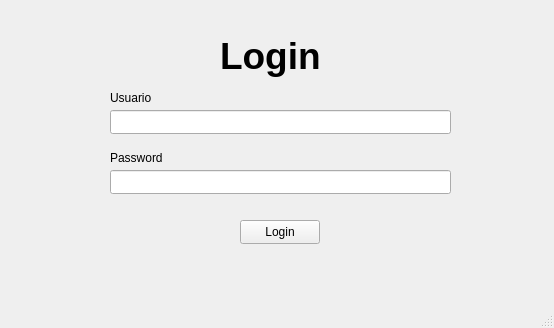
Before: the Qt Designer form Fase 2/proyecto2/mainwindow.ui in elsaminee/-EDD-Proyecto_202200198, drawn with Qt 5.
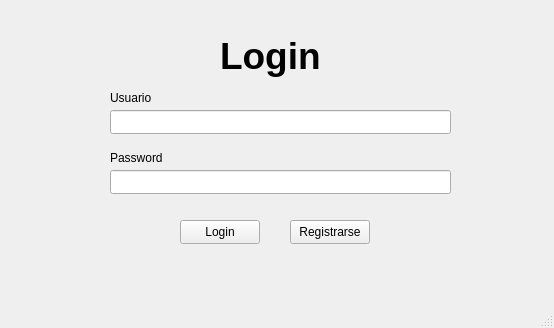
After: the same form once the commit is applied.

The edit to the form file:
```diff
--- a/Fase 2/proyecto2/mainwindow.ui
+++ b/Fase 2/proyecto2/mainwindow.ui
@@ -17,7 +17,7 @@
    <widget class="QPushButton" name="loginbtn">
     <property name="geometry">
      <rect>
-      <x>240</x>
+      <x>180</x>
       <y>220</y>
       <width>80</width>
       <height>24</height>
@@ -95,6 +95,19 @@
      <string>Login</string>
     </property>
    </widget>
+   <widget class="QPushButton" name="registrobtn">
+    <property name="geometry">
+     <rect>
+      <x>290</x>
+      <y>220</y>
+      <width>80</width>
+      <height>24</height>
+     </rect>
+    </property>
+    <property name="text">
+     <string>Registrarse</string>
+    </property>
+   </widget>
   </widget>
   <widget class="QMenuBar" name="menubar">
    <property name="geometry">
```
